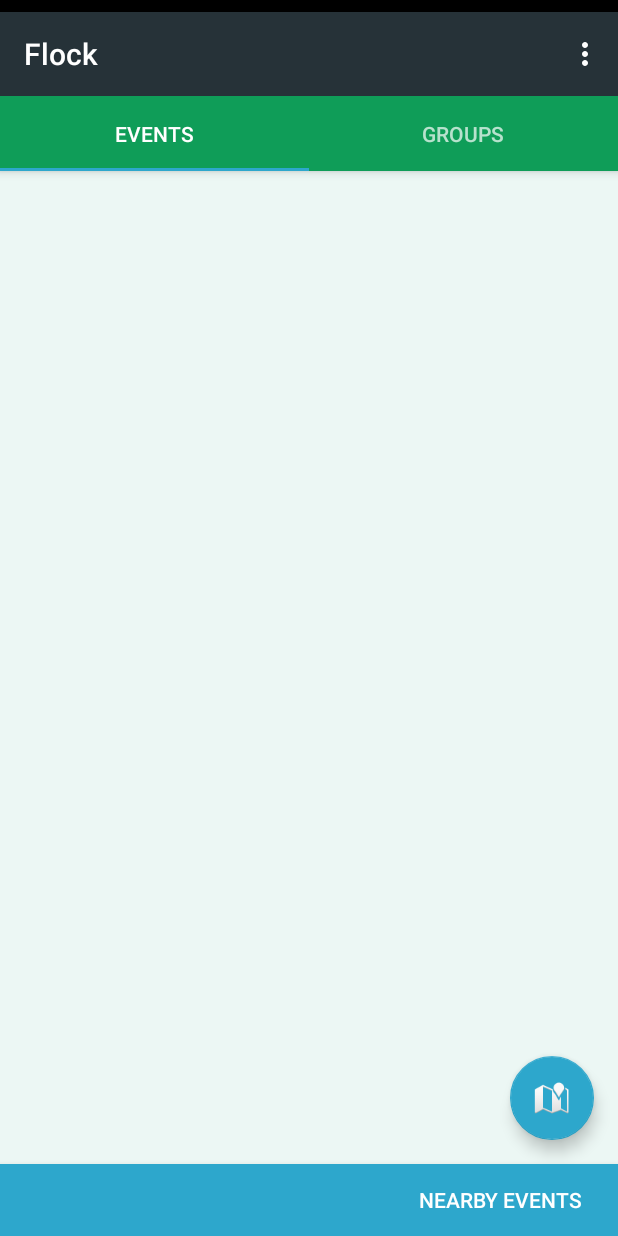
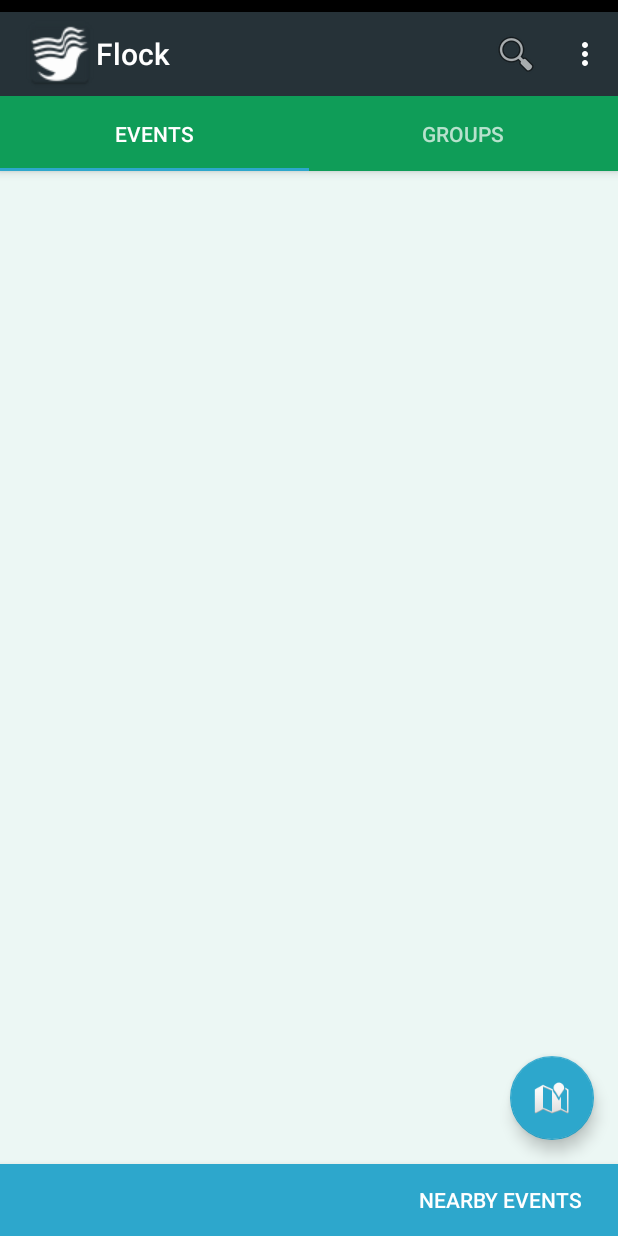
Before and after one commit to AbdullahMoyeen/FlockAndroidApp, an Android app: the screen it shows after launch (HomeActivity), after a tap on an icon or button, on a phone screen of 412 x 824 dp. Run offline under Robolectric (Android 15) with nearby library versions, the phone set to English and light mode, and no system bars; libraries missing offline, so code that uses them is left out: com.joanzapata.iconify; 3 statements that could not run were skipped.

Commit message:
home logo and search wip

```diff
--- a/app/src/main/java/com/viiup/android/flock/application/HomeActivity.java
+++ b/app/src/main/java/com/viiup/android/flock/application/HomeActivity.java
@@ -1,5 +1,7 @@
 package com.viiup.android.flock.application;
 
+import android.app.SearchManager;
+import android.content.Context;
 import android.content.Intent;
 import android.content.SharedPreferences;
 import android.os.Bundle;
@@ -10,6 +12,7 @@
 import android.support.v4.content.ContextCompat;
 import android.support.v4.view.ViewPager;
 import android.support.v7.app.AppCompatActivity;
+import android.support.v7.widget.SearchView;
 import android.support.v7.widget.Toolbar;
 import android.view.Menu;
 import android.view.MenuItem;
@@ -65,6 +68,8 @@
 
         Toolbar toolbar = (Toolbar) findViewById(R.id.toolbar);
         setSupportActionBar(toolbar);
+        getSupportActionBar().setDisplayShowHomeEnabled(true);
+        getSupportActionBar().setIcon(R.drawable.ic_logo_white);
         // Create the adapter that will return a fragment for each of the three
         // primary sections of the activity.
         mHomeTabPagerAdapter = new HomeTabPagerAdapter(getSupportFragmentManager());
@@ -103,6 +108,15 @@
     public boolean onCreateOptionsMenu(Menu menu) {
         // Inflate the menu; this adds items to the action bar if it is present.
         getMenuInflater().inflate(R.menu.menu_home, menu);
+
+        // Associate searchable configuration with the SearchView
+        SearchManager searchManager =
+                (SearchManager) getSystemService(Context.SEARCH_SERVICE);
+        SearchView searchView =
+                (SearchView) menu.findItem(R.id.search).getActionView();
+//        searchView.setSearchableInfo(
+//                searchManager.getSearchableInfo(getComponentName()));
+
         return true;
     }
 
--- a/app/src/main/res/menu/menu_home.xml
+++ b/app/src/main/res/menu/menu_home.xml
@@ -2,9 +2,17 @@
     xmlns:app="http://schemas.android.com/apk/res-auto"
     xmlns:tools="http://schemas.android.com/tools"
     tools:context="com.viiup.android.flock.application.HomeActivity">
+
     <item
         android:id="@+id/action_settings"
         android:orderInCategory="100"
         android:title="@string/action_settings"
         app:showAsAction="never" />
+
+    <item android:id="@+id/search"
+        android:title="@string/search_title"
+        android:icon="@android:drawable/ic_menu_search"
+        android:actionViewClass="android.widget.SearchView"
+        app:showAsAction="collapseActionView|ifRoom" />
+
 </menu>
--- a/app/src/main/res/values/strings.xml
+++ b/app/src/main/res/values/strings.xml
@@ -1,6 +1,8 @@
 <resources>
     <string name="app_name">Flock</string>
     <string name="action_settings">Settings</string>
+    <string name="search_title">Search</string>
+    <string name="search_hint">Enter name or keyword</string>
     <string name="image_description">Image</string>
     <string name="title_activity_event_details">Back</string>
     <string name="title_activity_group_details">Back</string>
--- /dev/null
+++ b/app/src/main/res/xml/searchable.xml
@@ -0,0 +1,4 @@
+<?xml version="1.0" encoding="utf-8"?>
+<searchable xmlns:android="http://schemas.android.com/apk/res/android"
+    android:label="@string/app_name"
+    android:hint="@string/search_hint" />
```
Also changed, not shown: app/src/main/AndroidManifest.xml (+11 -1 lines), app/src/main/java/com/viiup/android/flock/application/SearchResultsActivity.java (added, +32 -0 lines), app/src/main/res/drawable/ic_logo_white.png (added).
